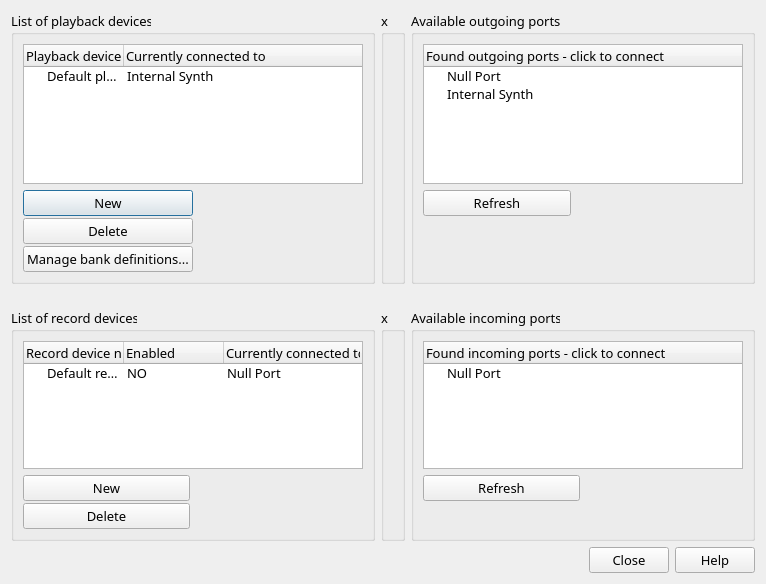
The window that src/gui/ui/DevicesManagerNewUi.ui (nengxu/rosegarden) describes before a commit, drawn with Qt 5.
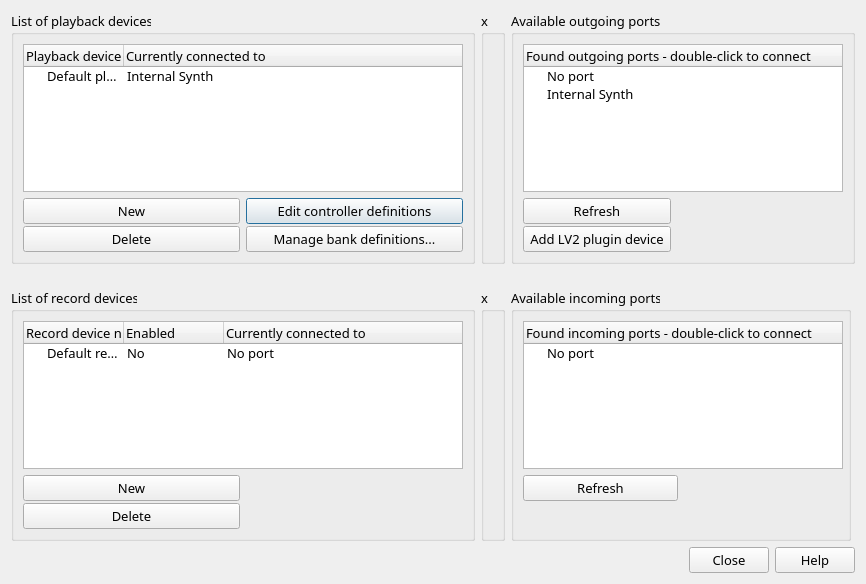
The same window after the commit. Icons and pictures are not drawn.

```diff
--- a/src/gui/ui/DevicesManagerNewUi.ui
+++ b/src/gui/ui/DevicesManagerNewUi.ui
@@ -6,7 +6,7 @@
    <rect>
     <x>0</x>
     <y>0</y>
-    <width>760</width>
+    <width>866</width>
     <height>584</height>
    </rect>
   </property>
@@ -46,7 +46,7 @@
           </property>
           <property name="minimumSize" >
            <size>
-            <width>340</width>
+            <width>380</width>
             <height>140</height>
            </size>
           </property>
@@ -102,6 +102,44 @@
           <property name="frameShadow" >
            <enum>QFrame::Raised</enum>
           </property>
+          <layout class="QVBoxLayout" name="verticalLayout_5" >
+           <property name="spacing" >
+            <number>2</number>
+           </property>
+           <property name="margin" >
+            <number>0</number>
+           </property>
+           <item>
+            <widget class="QPushButton" name="pushButton_editControllerDefinitions" >
+             <property name="toolTip" >
+              <string>&lt;!DOCTYPE HTML PUBLIC "-//W3C//DTD HTML 4.0//EN" "http://www.w3.org/TR/REC-html40/strict.dtd">
+&lt;html>&lt;head>&lt;meta name="qrichtext" content="1" />&lt;style type="text/css">
+p, li { white-space: pre-wrap; }
+&lt;/style>&lt;/head>&lt;body style=" font-family:'Sans Serif'; font-size:10pt; font-weight:400; font-style:normal;">
+&lt;p style=" margin-top:0px; margin-bottom:0px; margin-left:0px; margin-right:0px; -qt-block-indent:0; text-indent:0px;">Rosegarden supports virtual controllers. Some are defined by default. Click here to remove, add, edit them.&lt;/p>
+&lt;p style="-qt-paragraph-type:empty; margin-top:0px; margin-bottom:0px; margin-left:0px; margin-right:0px; -qt-block-indent:0; text-indent:0px;">&lt;/p>&lt;/body>&lt;/html></string>
+             </property>
+             <property name="text" >
+              <string>Edit controller definitions</string>
+             </property>
+            </widget>
+           </item>
+           <item>
+            <widget class="QPushButton" name="pushButton_manageBanksOfPlaybackDevice" >
+             <property name="toolTip" >
+              <string>&lt;!DOCTYPE HTML PUBLIC "-//W3C//DTD HTML 4.0//EN" "http://www.w3.org/TR/REC-html40/strict.dtd">
+&lt;html>&lt;head>&lt;meta name="qrichtext" content="1" />&lt;style type="text/css">
+p, li { white-space: pre-wrap; }
+&lt;/style>&lt;/head>&lt;body style=" font-family:'Sans Serif'; font-size:10pt; font-weight:400; font-style:normal;">
+&lt;p style=" margin-top:0px; margin-bottom:0px; margin-left:0px; margin-right:0px; -qt-block-indent:0; text-indent:0px;">Bank definitions define, how the programs (sounds) of the the device are called, which settings to use for it, etc..&lt;/p>
+&lt;p style="-qt-paragraph-type:empty; margin-top:0px; margin-bottom:0px; margin-left:0px; margin-right:0px; -qt-block-indent:0; text-indent:0px;">&lt;/p>&lt;/body>&lt;/html></string>
+             </property>
+             <property name="text" >
+              <string comment="Create, load or export bank (or patch) definitions with program names for the selected device." >Manage bank definitions...</string>
+             </property>
+            </widget>
+           </item>
+          </layout>
          </widget>
         </item>
         <item row="1" column="0" >
@@ -142,13 +180,6 @@
              </property>
             </widget>
            </item>
-           <item>
-            <widget class="QPushButton" name="pushButton_manageBanksOfPlaybackDevice" >
-             <property name="text" >
-              <string comment="Create, load or export bank (or patch) definitions with program names for the selected device." >Manage bank definitions...</string>
-             </property>
-            </widget>
-           </item>
           </layout>
          </widget>
         </item>
@@ -213,6 +244,34 @@
           <property name="frameShadow" >
            <enum>QFrame::Raised</enum>
           </property>
+          <layout class="QVBoxLayout" name="verticalLayout_6" >
+           <property name="spacing" >
+            <number>2</number>
+           </property>
+           <property name="margin" >
+            <number>0</number>
+           </property>
+           <item>
+            <widget class="QPushButton" name="pushButton_2" >
+             <property name="text" >
+              <string/>
+             </property>
+             <property name="flat" >
+              <bool>true</bool>
+             </property>
+            </widget>
+           </item>
+           <item>
+            <widget class="QPushButton" name="pushButton" >
+             <property name="text" >
+              <string/>
+             </property>
+             <property name="flat" >
+              <bool>true</bool>
+             </property>
+            </widget>
+           </item>
+          </layout>
          </widget>
         </item>
         <item row="0" column="1" colspan="2" >
@@ -264,10 +323,10 @@
             <string>Default record device</string>
            </property>
            <property name="text" >
-            <string>NO</string>
+            <string>No</string>
            </property>
            <property name="text" >
-            <string>Null Port</string>
+            <string>No port</string>
            </property>
           </item>
          </widget>
@@ -277,6 +336,18 @@
      </item>
      <item row="1" column="2" >
       <widget class="QGroupBox" name="groupBox_4" >
+       <property name="sizePolicy" >
+        <sizepolicy vsizetype="Preferred" hsizetype="Preferred" >
+         <horstretch>0</horstretch>
+         <verstretch>0</verstretch>
+        </sizepolicy>
+       </property>
+       <property name="maximumSize" >
+        <size>
+         <width>340</width>
+         <height>16777215</height>
+        </size>
+       </property>
        <property name="title" >
         <string>Available incoming ports</string>
        </property>
@@ -291,10 +362,16 @@
           </property>
           <property name="minimumSize" >
            <size>
-            <width>260</width>
+            <width>320</width>
             <height>0</height>
            </size>
           </property>
+          <property name="maximumSize" >
+           <size>
+            <width>16777215</width>
+            <height>16777215</height>
+           </size>
+          </property>
           <property name="font" >
            <font>
             <family>Sans Serif</family>
@@ -303,12 +380,12 @@
           </property>
           <column>
            <property name="text" >
-            <string>Found incoming ports - click to connect</string>
+            <string>Found incoming ports - double-click to connect</string>
            </property>
           </column>
           <item>
            <property name="text" >
-            <string>Null Port</string>
+            <string>No port</string>
            </property>
           </item>
          </widget>
@@ -372,6 +449,12 @@
      </item>
      <item row="0" column="2" >
       <widget class="QGroupBox" name="groupBox_2" >
+       <property name="sizePolicy" >
+        <sizepolicy vsizetype="Preferred" hsizetype="Preferred" >
+         <horstretch>0</horstretch>
+         <verstretch>0</verstretch>
+        </sizepolicy>
+       </property>
        <property name="title" >
         <string>Available outgoing ports</string>
        </property>
@@ -379,7 +462,7 @@
         <item row="0" column="0" colspan="2" >
          <widget class="QTreeWidget" name="m_treeWidget_outputPorts" >
           <property name="sizePolicy" >
-           <sizepolicy vsizetype="Expanding" hsizetype="Preferred" >
+           <sizepolicy vsizetype="Preferred" hsizetype="Preferred" >
             <horstretch>0</horstretch>
             <verstretch>0</verstretch>
            </sizepolicy>
@@ -390,6 +473,12 @@
             <height>0</height>
            </size>
           </property>
+          <property name="maximumSize" >
+           <size>
+            <width>16777215</width>
+            <height>16777215</height>
+           </size>
+          </property>
           <property name="font" >
            <font>
             <family>Sans Serif</family>
@@ -398,12 +487,12 @@
           </property>
           <column>
            <property name="text" >
-            <string>Found outgoing ports - click to connect</string>
+            <string>Found outgoing ports - double-click to connect</string>
            </property>
           </column>
           <item>
            <property name="text" >
-            <string>Null Port</string>
+            <string>No port</string>
            </property>
           </item>
           <item>
@@ -451,22 +540,21 @@
             </widget>
            </item>
            <item>
-            <widget class="QPushButton" name="pushButton_6" >
-             <property name="text" >
-              <string comment="Create, load or export bank (or patch) definitions with program names for the selected device." />
+            <widget class="QPushButton" name="pushButton_addLV2Device" >
+             <property name="toolTip" >
+              <string>&lt;!DOCTYPE HTML PUBLIC "-//W3C//DTD HTML 4.0//EN" "http://www.w3.org/TR/REC-html40/strict.dtd">
+&lt;html>&lt;head>&lt;meta name="qrichtext" content="1" />&lt;style type="text/css">
+p, li { white-space: pre-wrap; }
+&lt;/style>&lt;/head>&lt;body style=" font-family:'Sans Serif'; font-size:10pt; font-weight:400; font-style:normal;">
+&lt;p style=" margin-top:0px; margin-bottom:0px; margin-left:0px; margin-right:0px; -qt-block-indent:0; text-indent:0px;">LV2 is the most recent plugin standard for linux audio and effect plugins.&lt;/p>
+&lt;p style=" margin-top:0px; margin-bottom:0px; margin-left:0px; margin-right:0px; -qt-block-indent:0; text-indent:0px;">More information is available on the &lt;a href="http://lv2plug.in/">&lt;span style=" text-decoration: underline; color:#0057ae;">LV2 Plugin Website&lt;/span>&lt;/a> .&lt;/p>
+&lt;p style="-qt-paragraph-type:empty; margin-top:0px; margin-bottom:0px; margin-left:0px; margin-right:0px; -qt-block-indent:0; text-indent:0px;">&lt;/p>&lt;/body>&lt;/html></string>
              </property>
-             <property name="flat" >
-              <bool>true</bool>
-             </property>
-            </widget>
-           </item>
-           <item>
-            <widget class="QPushButton" name="pushButton_4" >
              <property name="text" >
-              <string/>
+              <string comment="Create, load or export bank (or patch) definitions with program names for the selected device." >Add LV2 plugin device</string>
              </property>
              <property name="flat" >
-              <bool>true</bool>
+              <bool>false</bool>
              </property>
             </widget>
            </item>
@@ -481,6 +569,24 @@
           <property name="frameShadow" >
            <enum>QFrame::Raised</enum>
           </property>
+          <layout class="QVBoxLayout" name="verticalLayout_7" >
+           <property name="spacing" >
+            <number>2</number>
+           </property>
+           <property name="margin" >
+            <number>0</number>
+           </property>
+           <item>
+            <widget class="QPushButton" name="pushButton_4" >
+             <property name="text" >
+              <string/>
+             </property>
+             <property name="flat" >
+              <bool>true</bool>
+             </property>
+            </widget>
+           </item>
+          </layout>
          </widget>
         </item>
        </layout>
```
Left out of the diff: 48 changed lines with no effect on the pictures.
